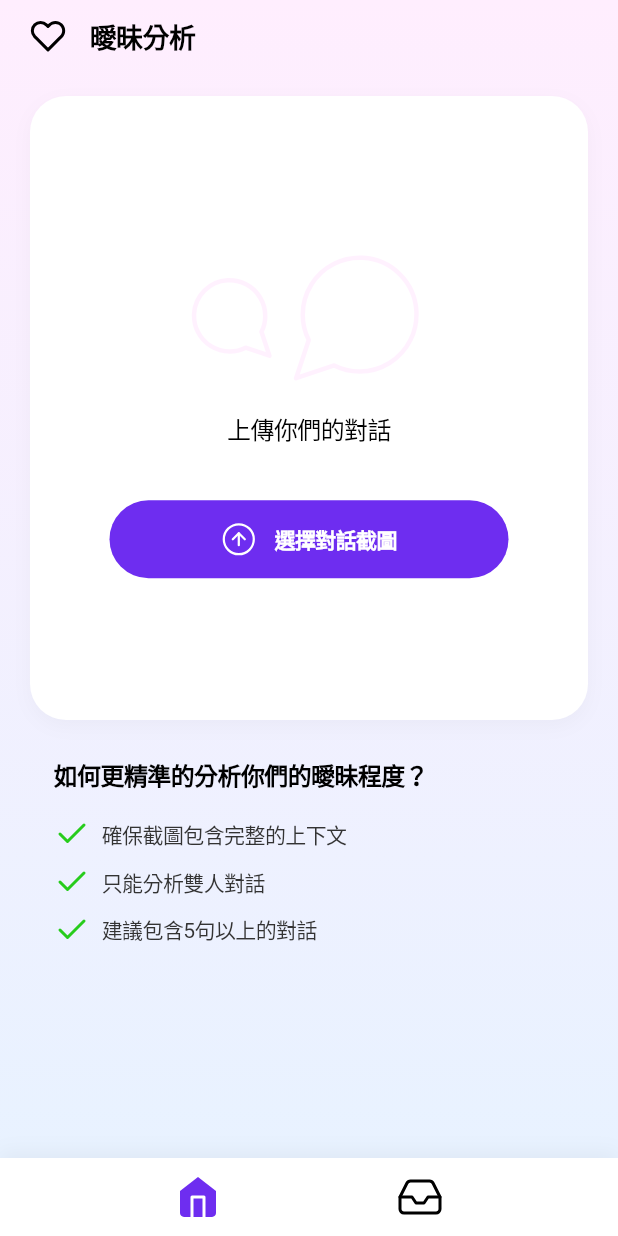
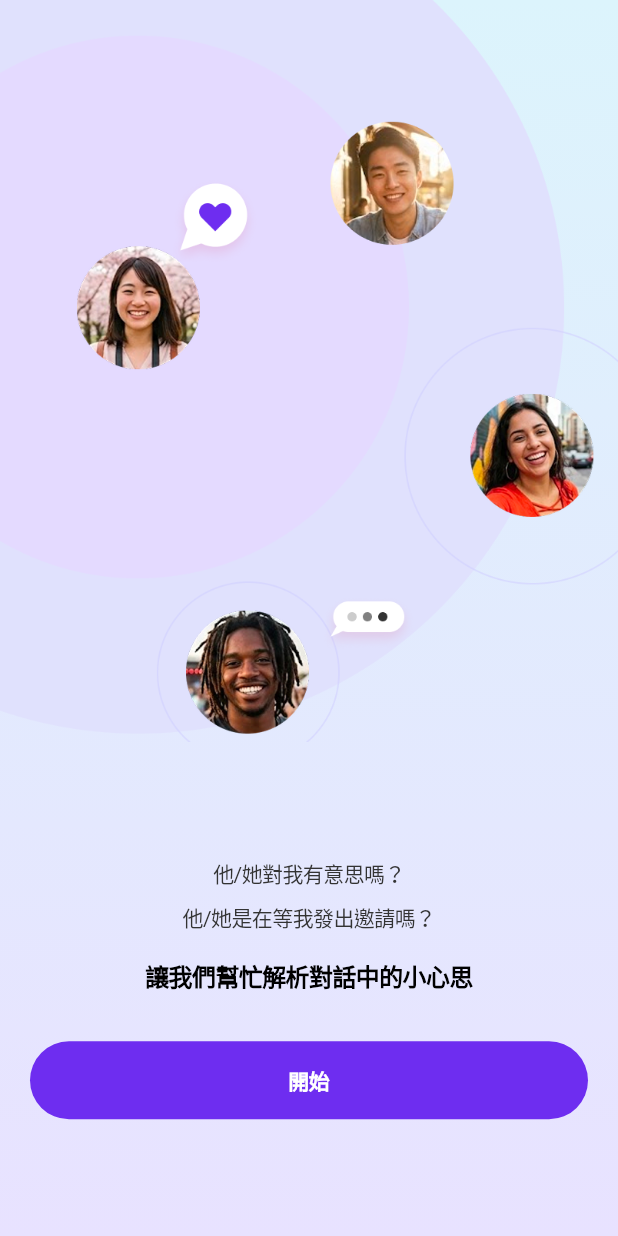
Before and after one commit to Ken784/FlirtScan, a Flutter app: the screen it shows after launch, on a phone screen of 412 x 824 dp. Run offline on Flutter 3.47's test engine with Material 3 defaults, Android fonts, the phone set to English and light mode, and no system bars; our stand-ins replace cloud_functions, firebase_core, flutter_image_compress, flutter_riverpod, flutter_svg, go_router and 4 more; accounts and stored records are empty; Roboto replaces fonts that are missing (SF Pro).

Commit message:
welcome page

```diff
--- a/lib/src/core/config/app_router.dart
+++ b/lib/src/core/config/app_router.dart
@@ -4,11 +4,40 @@ import '../../pages/home_page.dart';
 import '../../pages/result_page.dart';
 import '../../pages/result_sentence_page.dart';
 import '../../pages/history_page.dart';
+import '../../pages/welcome_page.dart';
+import '../providers/onboarding_provider.dart';
 
 final appRouterProvider = Provider<GoRouter>((ref) {
+  final needsOnboarding = ref.watch(onboardingProvider);
+
   return GoRouter(
-    initialLocation: HomePage.route,
+    initialLocation: needsOnboarding ? WelcomePage.route : HomePage.route,
+    redirect: (context, state) {
+      final isWelcomePage = state.uri.path == WelcomePage.route;
+      final currentNeedsOnboarding = ref.read(onboardingProvider);
+
+      // 如果不需要顯示歡迎頁面但在歡迎頁面，重定向到首頁
+      if (!currentNeedsOnboarding && isWelcomePage) {
+        return HomePage.route;
+      }
+
+      // 如果需要顯示歡迎頁面且不在歡迎頁面，重定向到歡迎頁面
+      // 但排除結果頁面，因為結果頁面應該可以從首頁訪問
+      if (currentNeedsOnboarding &&
+          !isWelcomePage &&
+          state.uri.path != ResultPage.route &&
+          state.uri.path != ResultSentencePage.route) {
+        return WelcomePage.route;
+      }
+
+      return null;
+    },
     routes: [
+      GoRoute(
+        path: WelcomePage.route,
+        pageBuilder: (context, state) =>
+            const NoTransitionPage(child: WelcomePage()),
+      ),
       GoRoute(
         path: HomePage.route,
         pageBuilder: (context, state) =>
--- /dev/null
+++ b/lib/src/core/providers/onboarding_provider.dart
@@ -0,0 +1,41 @@
+import 'package:flutter_riverpod/flutter_riverpod.dart';
+import 'package:shared_preferences/shared_preferences.dart';
+
+/// 首次開啟狀態管理
+/// state 為 true 表示需要顯示歡迎頁面，false 表示已看過
+class OnboardingNotifier extends StateNotifier<bool> {
+  OnboardingNotifier() : super(true) {
+    // 異步檢查狀態，預設為 true（顯示歡迎頁面）
+    _checkOnboardingStatus();
+  }
+
+  static const String _hasSeenOnboardingKey = 'has_seen_onboarding';
+
+  /// 檢查是否已看過歡迎頁面
+  Future<void> _checkOnboardingStatus() async {
+    try {
+      final prefs = await SharedPreferences.getInstance();
+      final hasSeen = prefs.getBool(_hasSeenOnboardingKey) ?? false;
+      state = !hasSeen; // 如果已看過，state 為 false（不需要顯示歡迎頁）
+    } catch (e) {
+      // 如果讀取失敗，預設顯示歡迎頁面（保持 state = true）
+    }
+  }
+
+  /// 標記已看過歡迎頁面
+  Future<void> completeOnboarding() async {
+    try {
+      final prefs = await SharedPreferences.getInstance();
+      await prefs.setBool(_hasSeenOnboardingKey, true);
+      state = false;
+    } catch (e) {
+      // 如果寫入失敗，仍然更新狀態
+      state = false;
+    }
+  }
+}
+
+final onboardingProvider =
+    StateNotifierProvider<OnboardingNotifier, bool>((ref) {
+  return OnboardingNotifier();
+});
--- /dev/null
+++ b/lib/src/pages/welcome_page.dart
@@ -0,0 +1,154 @@
+import 'package:flutter/material.dart';
+import 'package:flutter_riverpod/flutter_riverpod.dart';
+import 'package:go_router/go_router.dart';
+import '../core/theme/app_colors.dart';
+import '../core/theme/app_spacing.dart';
+import '../core/theme/app_text_styles.dart';
+import '../core/theme/app_radii.dart';
+import '../core/providers/onboarding_provider.dart';
+import 'home_page.dart';
+
+class WelcomePage extends ConsumerWidget {
+  const WelcomePage({super.key});
+  static const String route = '/welcome';
+
+  @override
+  Widget build(BuildContext context, WidgetRef ref) {
+    return Scaffold(
+      body: Container(
+        decoration: const BoxDecoration(
+          gradient: LinearGradient(
+            begin: Alignment.topCenter,
+            end: Alignment.bottomCenter,
+            colors: [
+              Color(0xFFDCF4FC), // #dcf4fc
+              Color(0xFFE8E2FF), // #e8e2ff
+            ],
+          ),
+        ),
+        child: Column(
+          children: [
+            // 主圖像區域（延伸到 status bar 下方，緊貼左右）
+            Expanded(
+              flex: 3,
+              child: _buildMainImage(context),
+            ),
+            // 文字和按鈕區域（底部使用 SafeArea）
+            Expanded(
+              flex: 2,
+              child: SafeArea(
+                top: false,
+                child: _buildContent(context, ref),
+              ),
+            ),
+          ],
+        ),
+      ),
+    );
+  }
+
+  /// 建立主圖像區域
+  Widget _buildMainImage(BuildContext context) {
+    return SizedBox(
+      width: double.infinity,
+      child: Image.asset(
+        'assets/welcome_main_image.png',
+        fit: BoxFit.cover,
+        width: double.infinity,
+        height: double.infinity,
+        errorBuilder: (context, error, stackTrace) {
+          // 如果圖片不存在，顯示佔位符
+          return Container(
+            width: double.infinity,
+            height: double.infinity,
+            decoration: BoxDecoration(
+              color: Colors.white.withOpacity(0.2),
+            ),
+            child: const Center(
+              child: Icon(
+                Icons.image,
+                size: 64,
+                color: AppColors.primary,
+              ),
+            ),
+          );
+        },
+      ),
+    );
+  }
+
+
+  /// 建立內容區域（文字和按鈕）
+  Widget _buildContent(BuildContext context, WidgetRef ref) {
+    return Padding(
+      padding: const EdgeInsets.symmetric(horizontal: AppSpacing.s20),
+      child: Column(
+        mainAxisAlignment: MainAxisAlignment.center,
+        children: [
+          // 文字內容
+          Column(
+            children: [
+              Text(
+                '他/她對我有意思嗎？',
+                style: AppTextStyles.body3Regular.copyWith(
+                  color: AppColors.textBlack80,
+                ),
+                textAlign: TextAlign.center,
+              ),
+              const SizedBox(height: AppSpacing.s8),
+              Text(
+                '他/她是在等我發出邀請嗎？',
+                style: AppTextStyles.body3Regular.copyWith(
+                  color: AppColors.textBlack80,
+                ),
+                textAlign: TextAlign.center,
+              ),
+              const SizedBox(height: AppSpacing.s16),
+              Text(
+                '讓我們幫忙解析對話中的小心思',
+                style: AppTextStyles.body2Bold.copyWith(
+                  color: AppColors.textBlack,
+                ),
+                textAlign: TextAlign.center,
+              ),
+            ],
+          ),
+          const SizedBox(height: AppSpacing.s32),
+          // 開始按鈕
+          SizedBox(
+            width: double.infinity,
+            child: ElevatedButton(
+              onPressed: () async {
+                // 標記已看過歡迎頁面
+                await ref.read(onboardingProvider.notifier).completeOnboarding();
+                // 導航到首頁
+                if (context.mounted) {
+                  context.go(HomePage.route);
+                }
+              },
+              style: ElevatedButton.styleFrom(
+                elevation: 0,
+                backgroundColor: AppColors.primary,
+                foregroundColor: Colors.white,
+                shape: RoundedRectangleBorder(
+                  borderRadius: AppRadii.pill,
+                ),
+                padding: const EdgeInsets.symmetric(
+                  horizontal: AppSpacing.s24,
+                  vertical: AppSpacing.s12,
+                ),
+                minimumSize: const Size(double.infinity, AppSpacing.s52),
+              ),
+              child: Text(
+                '開始',
+                style: AppTextStyles.body3Bold.copyWith(
+                  color: Colors.white,
+                ),
+              ),
+            ),
+          ),
+        ],
+      ),
+    );
+  }
+}
--- a/pubspec.yaml
+++ b/pubspec.yaml
@@ -63,3 +63,4 @@ flutter:
   # Assets
   assets:
     - assets/icons/
+    - assets/welcome_main_image.png
```
Also changed, not shown: assets/welcome_main_image.png (added).
